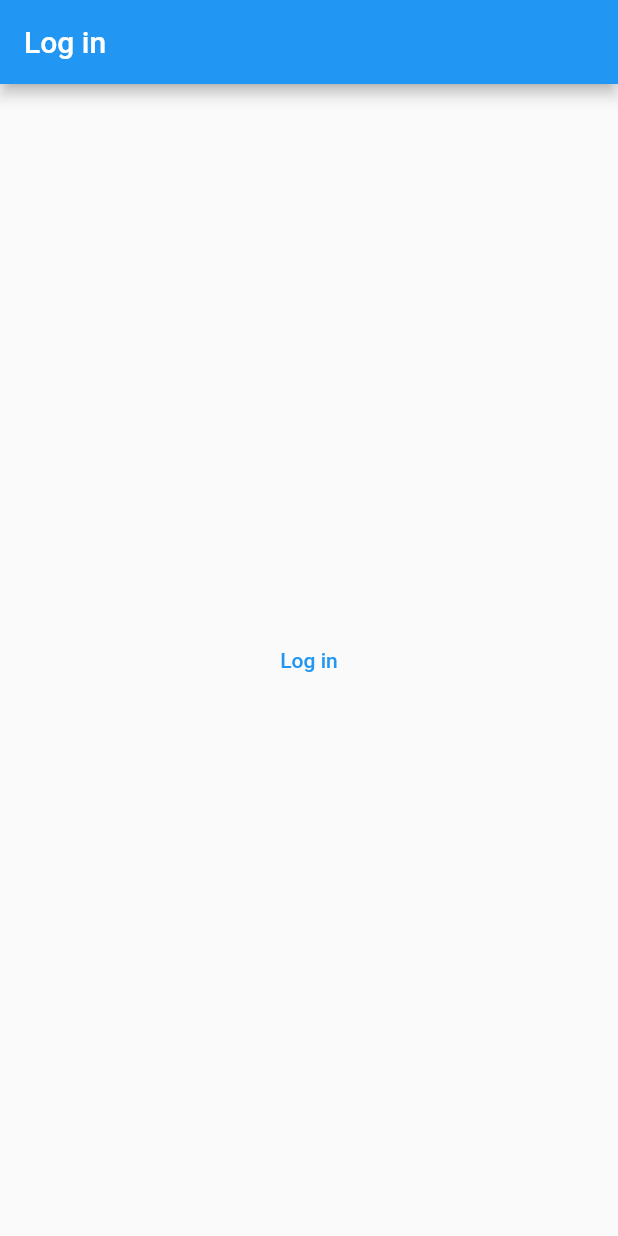
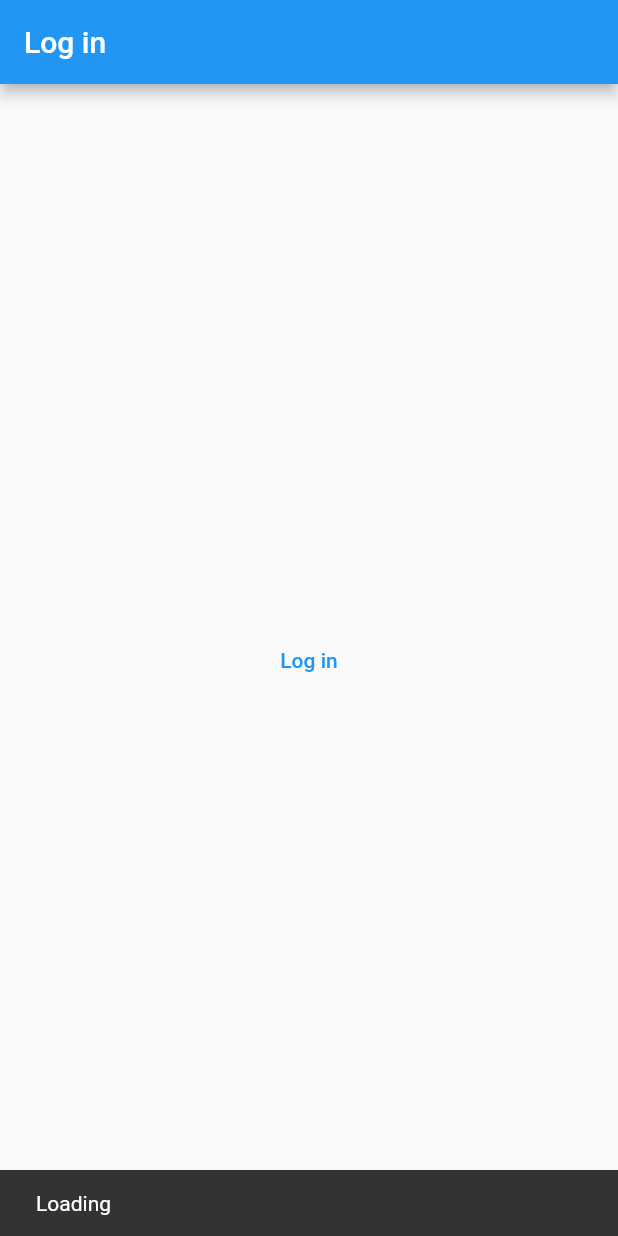
Before and after one commit to osaid3/simple_bloc_app, a Flutter app: the screen it shows after launch, after a tap on "Log in", on a phone screen of 412 x 824 dp. Run offline on Flutter 3.47's test engine with Material 2 defaults, Android fonts, the phone set to English and light mode, and no system bars; our stand-ins replace bloc, flutter_bloc.

Commit message:
Finalised loading and bloc method calls

```diff
--- a/lib/auth/bloc/auth_event.dart
+++ b/lib/auth/bloc/auth_event.dart
@@ -1,8 +1,15 @@
 part of 'auth_bloc.dart';
 
 @immutable
-abstract class AuthEvent {}
+abstract class AuthEvent {
+  const AuthEvent();
+}
 
-class AuthEventLogin extends AuthEvent {}
+class AuthEventLogin extends AuthEvent {
 
-class AuthEventLogout extends AuthEvent {}
+  const AuthEventLogin();
+}
+
+class AuthEventLogout extends AuthEvent {
+  const AuthEventLogout();
+}
--- a/lib/main.dart
+++ b/lib/main.dart
@@ -18,8 +18,7 @@ class HomePage extends StatelessWidget {
   const HomePage({super.key});
   @override
   Widget build(BuildContext context) {
-    return BlocConsumer<AuthBloc,AuthState>(
-        builder: (context, state) {
+    return BlocConsumer<AuthBloc, AuthState>(builder: (context, state) {
       if (state is AuthStateLoggedOut) {
         return const LoginView();
       } else if (state is AuthStateLoggedIn) {
@@ -31,7 +30,13 @@ class HomePage extends StatelessWidget {
           ),
         );
       }
-        },
-        listener: (context, state) {});
+    }, listener: (context, state) {
+      if (state.loading) {
+        ScaffoldMessenger.of(context)
+            .showSnackBar(const SnackBar(content: Text("Loading")));
+      } else {
+        ScaffoldMessenger.of(context).hideCurrentSnackBar();
+      }
+    });
   }
 }
--- a/lib/views/home_view.dart
+++ b/lib/views/home_view.dart
@@ -1,4 +1,7 @@
 import 'package:flutter/material.dart';
+import 'package:flutter_bloc/flutter_bloc.dart';
+
+import '../auth/bloc/auth_bloc.dart';
 
 class HomeView extends StatelessWidget {
   const HomeView({super.key});
@@ -12,7 +15,9 @@ class HomeView extends StatelessWidget {
       body: Center(
           child: TextButton(
         child: const Text('Log out'),
-        onPressed: () {},
+        onPressed: () {
+          context.read<AuthBloc>().add(const AuthEventLogout());
+        },
       )),
     );
   }
--- a/lib/views/login_view.dart
+++ b/lib/views/login_view.dart
@@ -1,5 +1,6 @@
 import 'package:flutter/material.dart';
-
+import 'package:flutter_bloc/flutter_bloc.dart';
+import 'package:simple_bloc_app/auth/bloc/auth_bloc.dart';
 class LoginView extends StatelessWidget {
   const LoginView({super.key});
 
@@ -12,7 +13,9 @@ class LoginView extends StatelessWidget {
       body: Center(
           child: TextButton(
         child: const Text('Log in'),
-        onPressed: () {},
+        onPressed: () {
+          context.read<AuthBloc>().add(const AuthEventLogin());
+        },
       )),
     );
   }
```
Lines whose indentation alone changed are shown as unchanged.
